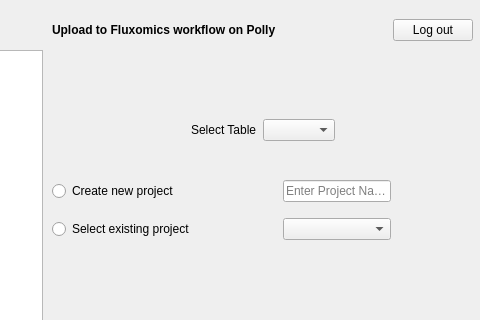
Before: the Qt Designer form src/gui/mzroll/forms/pollyelmaveninterface.ui in ElucidataInc/ElMaven, drawn with Qt 5; both pictures show x 158 to 638 and y 0 to 320 of the 638 by 478 pixel window.
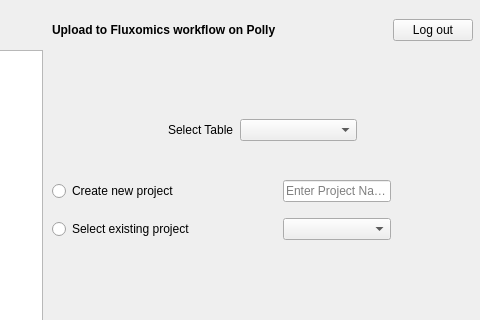
After: the same form once the commit is applied. The open tabs and pages were chosen to show the change.

Commit message:
[Fix] Add a getter function to tabledockwidget
mainwindow pointer of tabledockwidget has been made a protected member.

It can no longer be directly used in tableToolBarWidgetAction class for connecting to a slot in mainwindow.

A getter function has been added to access a const pointer to mainwindow

Patch:
```diff
--- a/src/gui/mzroll/forms/pollyelmaveninterface.ui
+++ b/src/gui/mzroll/forms/pollyelmaveninterface.ui
@@ -445,7 +445,14 @@
        </widget>
       </item>
       <item>
-       <widget class="QComboBox" name="tableList_flux"/>
+       <widget class="QComboBox" name="tableList_flux">
+        <property name="sizePolicy">
+         <sizepolicy hsizetype="MinimumExpanding" vsizetype="Fixed">
+          <horstretch>0</horstretch>
+          <verstretch>0</verstretch>
+         </sizepolicy>
+        </property>
+       </widget>
       </item>
       <item>
        <spacer name="horizontalSpacer_16">
```
Left out of the diff: 29 changed lines with no effect on the pictures. The commit also changes 2 other files.
